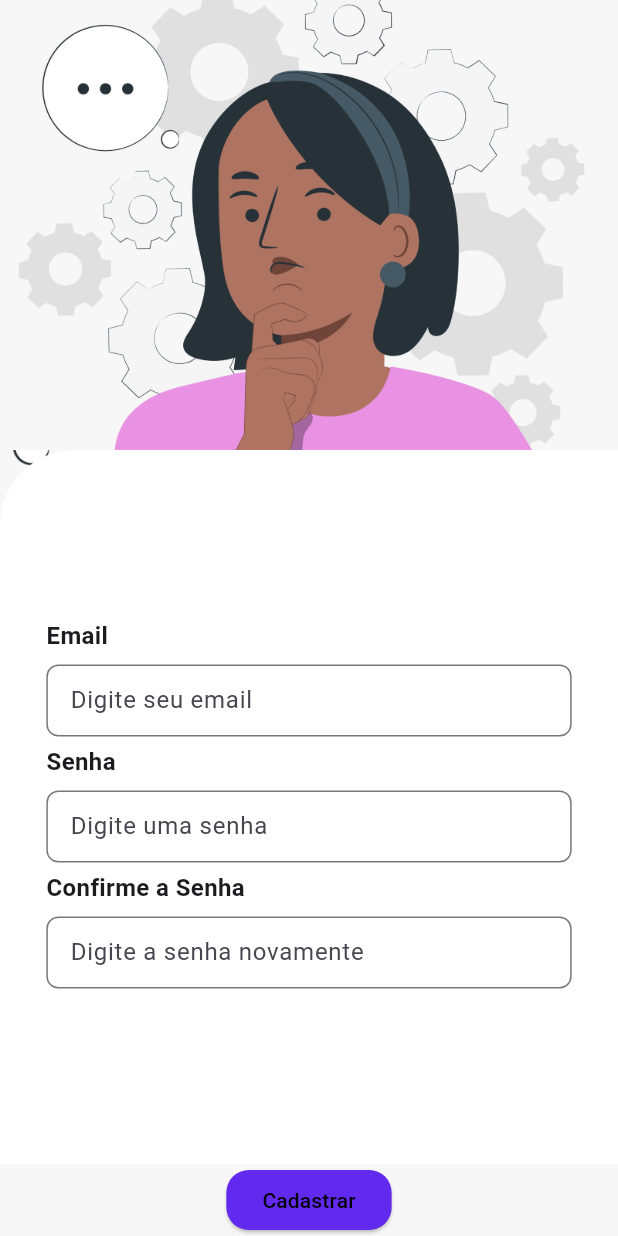
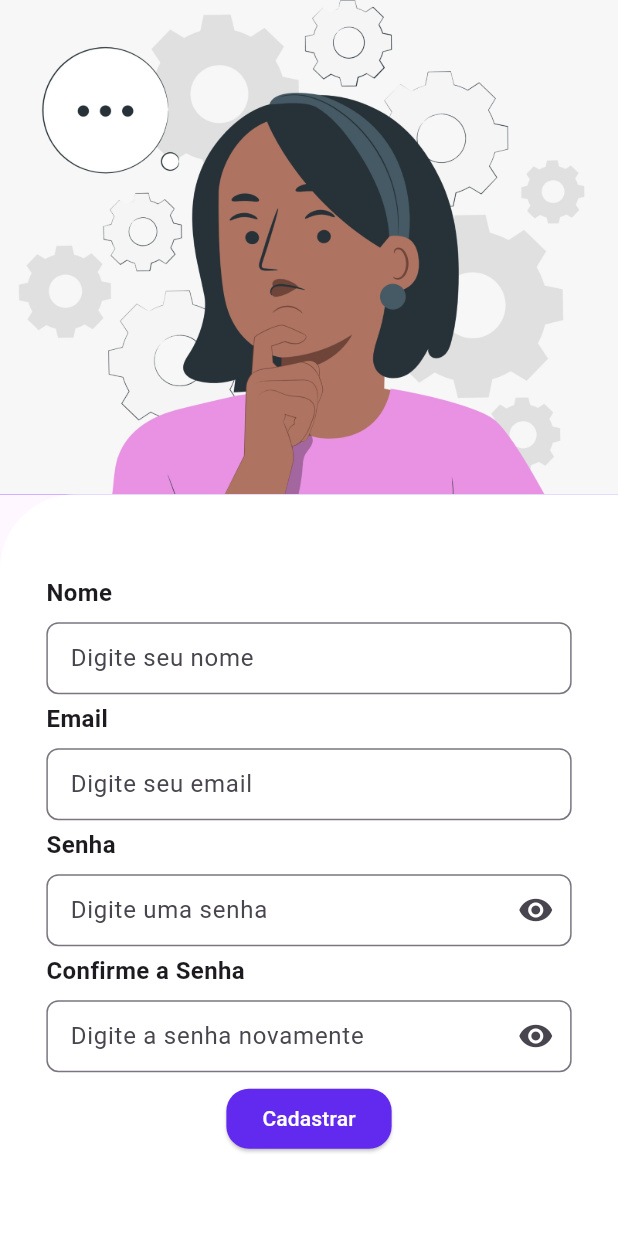
Before and after one commit to EduardoGuedes242/web-front, a Flutter app: the CadastroUsuarios screen opened directly, on a phone screen of 412 x 824 dp. Run offline on Flutter 3.47's test engine with Material 3 defaults, Android fonts, the phone set to English and light mode, and no system bars; our stand-ins replace awesome_bottom_bar, flutter_svg, iconsax_plus.

Commit message:
Ajustes na tela de Cadastro de Usuarios

```diff
--- a/lib/cadastroUsuario.dart
+++ b/lib/cadastroUsuario.dart
@@ -9,40 +9,21 @@ class CadastroUsuarios extends StatefulWidget {
 }
 
 class _CadastroUsuariosState extends State<CadastroUsuarios> {
+  final TextEditingController cadNomeController = TextEditingController();
   final TextEditingController cadUsuarioController = TextEditingController();
   final TextEditingController cadSenhaController = TextEditingController();
   final TextEditingController cadSenhaConfirmaController =
       TextEditingController();
 
-  // bool _obscureTextSenha = true;
-  // bool _obscureTextSenhaConfirma = true;
-
-  // void _toggleObscureTextSenha() {
-  //   setState(() {
-  //     _obscureTextSenha = !_obscureTextSenha;
-  //   });
-  // }
-
-  // void _toggleObscureTextSenhaConfirma() {
-  //   setState(() {
-  //     _obscureTextSenhaConfirma = !_obscureTextSenhaConfirma;
-  //   });
-  // }
-
   @override
   Widget build(BuildContext context) {
     return Scaffold(
-      body: Container(
-        decoration: BoxDecoration(
-          image: DecorationImage(
-            image: AssetImage('assets/images/cadUsuImg.png'),
-            fit: BoxFit.cover,
-          ),
-        ),
-        child: Column(
+      body: Column(
         children: [
-            SizedBox(
-              height: 300, // Defina a altura da imagem
+          Container(
+            color: Colors.deepPurpleAccent,
+            height: MediaQuery.sizeOf(context).height *
+                0.4, //300, // Defina a altura da imagem
             width: double.infinity,
             child: Image.asset(
               'assets/images/cadUsuImg.png',
@@ -51,7 +32,7 @@ class _CadastroUsuariosState extends State<CadastroUsuarios> {
           ),
           Expanded(
             child: Container(
-                height: 50, //MediaQuery.sizeOf(context).height * 0.4,
+              height: MediaQuery.sizeOf(context).height * 0.6, //50,
               width: double.infinity,
               decoration: const BoxDecoration(
                 color: Colors.white,
@@ -66,31 +47,38 @@ class _CadastroUsuariosState extends State<CadastroUsuarios> {
                   mainAxisAlignment: MainAxisAlignment.center,
                   children: [
                     EklTextFormField(
+                      title: 'Nome',
+                      hint: 'Digite seu nome  ',
+                      controller: cadNomeController,
+                    ),
+                    EklTextFormField(
                       title: 'Email',
                       hint: 'Digite seu email',
                       controller: cadUsuarioController,
-                        //obscureText: false,
-                        //toggleObscureText: () {},
                     ),
                     EklTextFormField(
                       title: 'Senha',
                       hint: 'Digite uma senha',
                       controller: cadSenhaController,
-                        //obscureText: _obscureTextSenha,
-                        //toggleObscureText: _toggleObscureTextSenha,
+                      obscureText: true,
+                      optionShowPassword: true,
+                      iconeDireita: IconButton(
+                        onPressed: () {},
+                        icon: Icon(Icons.visibility),
+                      ),
                     ),
                     EklTextFormField(
                       title: 'Confirme a Senha',
                       hint: 'Digite a senha novamente',
                       controller: cadSenhaConfirmaController,
-                        //obscureText: _obscureTextSenhaConfirma,
-                        //toggleObscureText: _toggleObscureTextSenhaConfirma,
-                      ),
-                    ],
+                      obscureText: true,
+                      optionShowPassword: true,
+                      iconeDireita: IconButton(
+                        onPressed: () {},
+                        icon: Icon(Icons.visibility),
                       ),
                     ),
-              ),
-            ),
+                    const SizedBox(height: 2),
                     ElevatedButton(
                       style: ButtonStyle(
                           backgroundColor: WidgetStateProperty.all<Color>(
@@ -107,13 +95,37 @@ class _CadastroUsuariosState extends State<CadastroUsuarios> {
                       child: const Text(
                         'Cadastrar',
                         style: TextStyle(
-                  color: Colors.black,
+                          color: Colors.white,
                         ),
                       ),
                     ),
                   ],
                 ),
               ),
+            ),
+          ),
+          // ElevatedButton(
+          //   style: ButtonStyle(
+          //       backgroundColor: WidgetStateProperty.all<Color>(
+          //           const Color.fromARGB(
+          //               255, 98, 41, 238)), // Cor de fundo do botão
+          //       iconColor: WidgetStateProperty.all<Color>(
+          //           const Color.fromARGB(255, 98, 41, 238)),
+          //       shape: WidgetStatePropertyAll(
+          //         RoundedRectangleBorder(
+          //           borderRadius: BorderRadius.circular(15.0),
+          //         ),
+          //       )),
+          //   onPressed: () {},
+          //   child: const Text(
+          //     'Cadastrar',
+          //     style: TextStyle(
+          //       color: Colors.white,
+          //     ),
+          //   ),
+          // ),
+        ],
+      ),
     );
   }
 }
```
Lines whose indentation alone changed are shown as unchanged.
